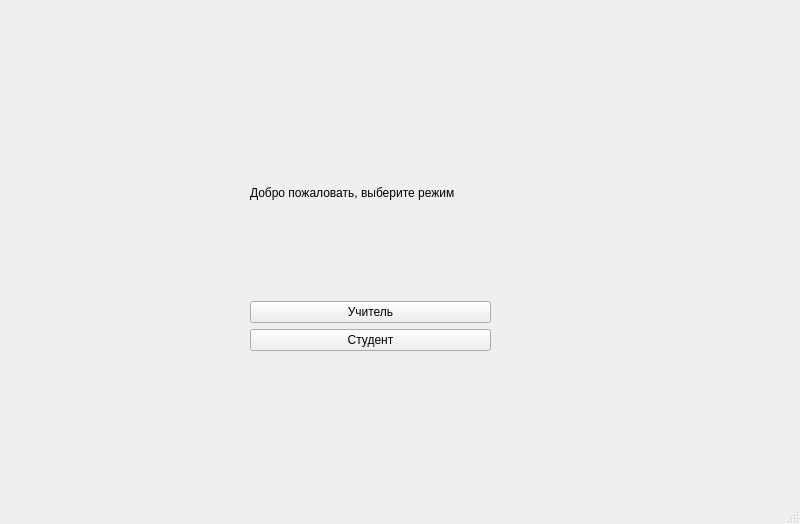
Sandsto/Exam_desktopapp, file ui/welcome.ui: the form before one commit.
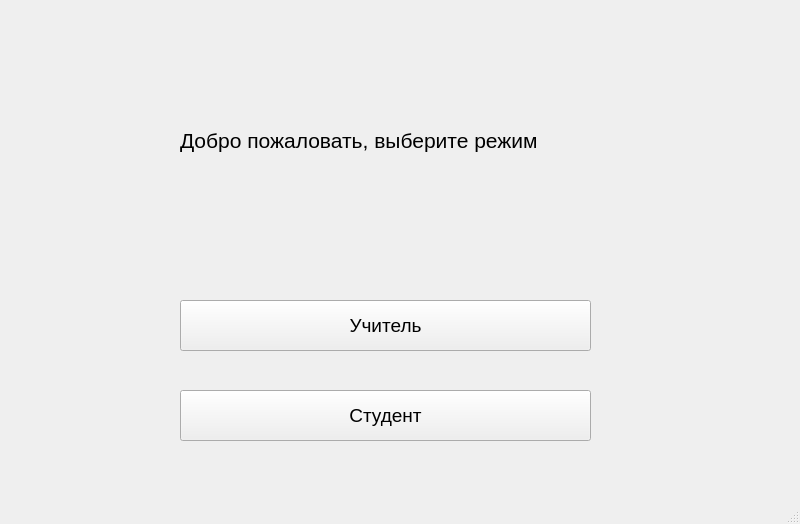
The form after the commit.

Commit message: поменял дизайн welcome и у всех файлов название окон сменил

Patch:
```diff
--- a/ui/welcome.ui
+++ b/ui/welcome.ui
@@ -20,38 +20,59 @@
    <string>MainWindow</string>
   </property>
   <widget class="QWidget" name="centralwidget">
-   <widget class="QWidget" name="layoutWidget">
+   <widget class="QPushButton" name="pushButton">
     <property name="geometry">
      <rect>
-      <x>250</x>
-      <y>90</y>
-      <width>241</width>
-      <height>261</height>
+      <x>180</x>
+      <y>300</y>
+      <width>411</width>
+      <height>51</height>
      </rect>
     </property>
-    <layout class="QVBoxLayout" name="verticalLayout">
-     <item>
-      <widget class="QLabel" name="label">
-       <property name="text">
-        <string>Добро пожаловать, выберите режим</string>
-       </property>
-      </widget>
-     </item>
-     <item>
-      <widget class="QPushButton" name="pushButton">
-       <property name="text">
-        <string>Учитель</string>
-       </property>
-      </widget>
-     </item>
-     <item>
-      <widget class="QPushButton" name="pushButton_2">
-       <property name="text">
-        <string>Студент</string>
-       </property>
-      </widget>
-     </item>
-    </layout>
+    <property name="font">
+     <font>
+      <pointsize>14</pointsize>
+     </font>
+    </property>
+    <property name="text">
+     <string>Учитель</string>
+    </property>
+   </widget>
+   <widget class="QPushButton" name="pushButton_2">
+    <property name="geometry">
+     <rect>
+      <x>180</x>
+      <y>390</y>
+      <width>411</width>
+      <height>51</height>
+     </rect>
+    </property>
+    <property name="font">
+     <font>
+      <pointsize>14</pointsize>
+     </font>
+    </property>
+    <property name="text">
+     <string>Студент</string>
+    </property>
+   </widget>
+   <widget class="QLabel" name="label">
+    <property name="geometry">
+     <rect>
+      <x>180</x>
+      <y>60</y>
+      <width>411</width>
+      <height>161</height>
+     </rect>
+    </property>
+    <property name="font">
+     <font>
+      <pointsize>16</pointsize>
+     </font>
+    </property>
+    <property name="text">
+     <string>Добро пожаловать, выберите режим</string>
+    </property>
    </widget>
   </widget>
   <widget class="QMenuBar" name="menubar">
```
Left out of the diff: 2 changed lines with no effect on the pictures. The commit also changes 6 other files.
